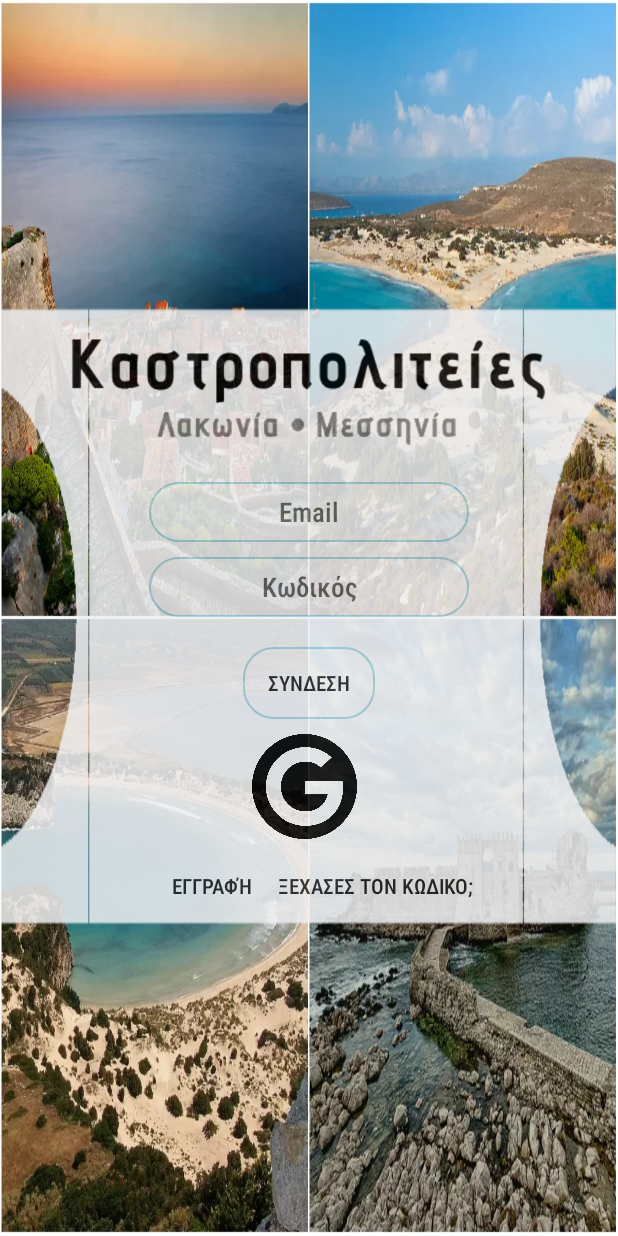
After one commit to PetePrattis/recommender-system-for-location-promotion-in-android-app, an Android app: the layout login_sign_up_page.xml on its own in the app's theme, with its tools: preview values and no code run, on a phone screen of 412 x 824 dp. The commit adds this screen. Run offline under Robolectric (Android 15) with nearby library versions, the phone set to English and light mode, and no system bars.

Commit message:
loginsignup activity commit 1

```diff
--- a/app/src/main/java/com/unipi/cs/p15013p15120/kastropoliteies/SplashScreen.java
+++ b/app/src/main/java/com/unipi/cs/p15013p15120/kastropoliteies/SplashScreen.java
@@ -34,7 +34,7 @@ if user does not have an account we prompt him to the login and sign up page
 if user has an account we check if he has answered his initial questionnaire
 if user has answered the questionnaire we prompt him to home page activity
 else we prompt him to questionnaire activity to answer his questionnaire
-*/
+ */
 public class SplashScreen extends AppCompatActivity {
     private static final String TAG = "SplashScreen";
 
--- /dev/null
+++ b/app/src/main/res/layout/login_sign_up_page.xml
@@ -0,0 +1,122 @@
+<?xml version="1.0" encoding="utf-8"?>
+<LinearLayout xmlns:android="http://schemas.android.com/apk/res/android"
+    xmlns:app="http://schemas.android.com/apk/res-auto"
+    xmlns:tools="http://schemas.android.com/tools"
+    android:layout_width="match_parent"
+    android:layout_height="match_parent"
+    android:background="@drawable/collagepelop_without_letters"
+    android:orientation="vertical"
+    android:gravity="center"
+    tools:context=".LoginSignUpPage">
+
+    <LinearLayout
+        android:id="@+id/mainLayout"
+        android:layout_width="match_parent"
+        android:layout_height="wrap_content"
+        android:layout_gravity="center"
+        android:alpha="0.85"
+        android:background="@drawable/ticket"
+        android:gravity="center"
+        android:orientation="vertical">
+
+        <!--<Button
+            android:layout_width="wrap_content"
+            android:layout_height="wrap_content"
+            android:id="@+id/signout2"
+            android:text="sign out"/>-->
+
+        <ImageView
+            android:id="@+id/kastropoliteieslogo"
+            android:layout_width="338dp"
+            android:layout_height="wrap_content"
+            app:srcCompat="@drawable/kastropoliteies" />
+        <ScrollView
+            android:id="@+id/scrollView"
+            android:layout_width="match_parent"
+            android:layout_height="match_parent">
+
+            <LinearLayout
+                android:layout_width="match_parent"
+                android:layout_height="wrap_content"
+                android:gravity="center"
+                android:orientation="vertical">
+
+                <EditText
+                    android:id="@+id/email_prompt"
+                    android:layout_width="wrap_content"
+                    android:layout_height="40dp"
+                    android:layout_margin="10dp"
+                    android:layout_weight="0"
+                    android:background="@drawable/roundedfull_border"
+                    android:ems="10"
+                    android:gravity="center"
+                    android:hint="Email"
+                    android:inputType="textEmailAddress"/>
+
+                <EditText
+                    android:id="@+id/password_prompt"
+                    android:layout_width="wrap_content"
+                    android:layout_height="40dp"
+                    android:layout_weight="0"
+                    android:background="@drawable/roundedfull_border"
+                    android:ems="10"
+                    android:gravity="center"
+                    android:inputType="textPassword"
+                    android:hint="Κωδικός"/>
+
+
+                <Button
+                    android:id="@+id/login"
+                    android:layout_width="wrap_content"
+                    android:layout_height="wrap_content"
+                    android:layout_marginTop="20dp"
+                    android:layout_marginBottom="10dp"
+                    android:background="@drawable/roundedfull_border"
+                    android:text="Συνδεση" />
+
+                <LinearLayout
+                    android:layout_width="match_parent"
+                    android:layout_height="wrap_content"
+                    android:orientation="horizontal"
+                    android:layout_gravity="center"
+                    android:gravity="center">
+
+                    <ImageButton
+                        android:id="@+id/signingoogle"
+                        android:layout_width="70dp"
+                        android:layout_height="70dp"
+                        android:layout_marginTop="2dp"
+                        android:layout_marginBottom="5dp"
+                        android:layout_marginRight="5dp"
+                        android:background="@drawable/google" />
+                </LinearLayout>
+
+                <LinearLayout
+                    android:layout_width="match_parent"
+                    android:layout_height="wrap_content"
+                    android:layout_gravity="center"
+                    android:gravity="center"
+                    android:orientation="horizontal"
+                    android:layout_marginBottom="5dp">
+
+                    <Button
+                        android:id="@+id/signupWelcome"
+                        android:layout_width="wrap_content"
+                        android:layout_height="wrap_content"
+                        android:background="@color/transparent"
+                        android:text="Εγγραφή" />
+
+                    <Button
+                        android:id="@+id/forgotpass"
+                        android:layout_width="wrap_content"
+                        android:layout_height="wrap_content"
+                        android:background="@color/transparent"
+                        android:text="Ξεχασες τον κωδικο;" />
+                </LinearLayout>
+
+            </LinearLayout>
+
+        </ScrollView>
+    </LinearLayout>
+
+</LinearLayout>
```
Also changed, not shown: app/src/main/AndroidManifest.xml (+1 -8 lines), app/src/main/java/com/unipi/cs/p15013p15120/kastropoliteies/LoginSignUpPage.java (added, +537 -0 lines).
